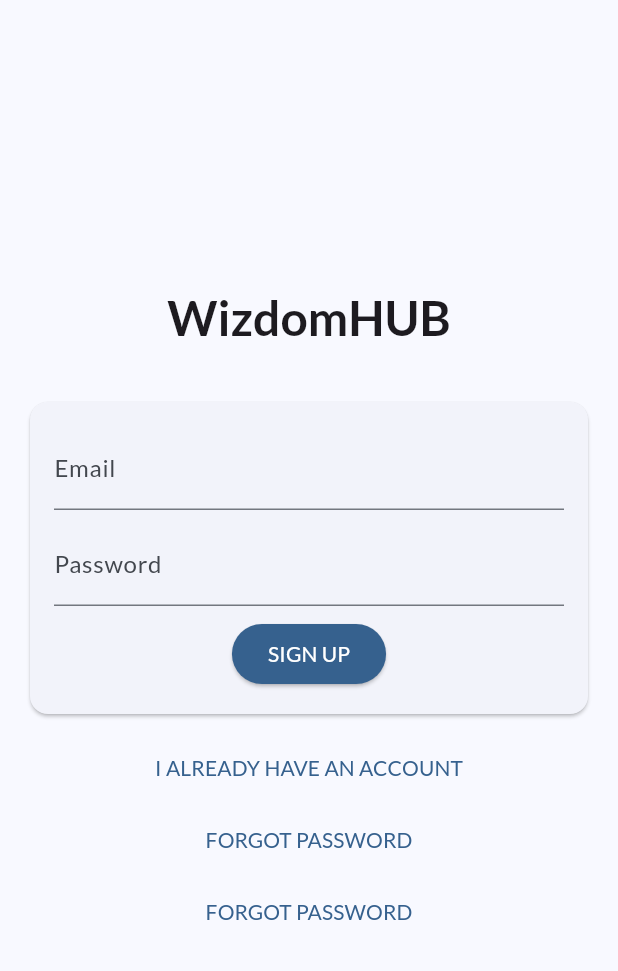
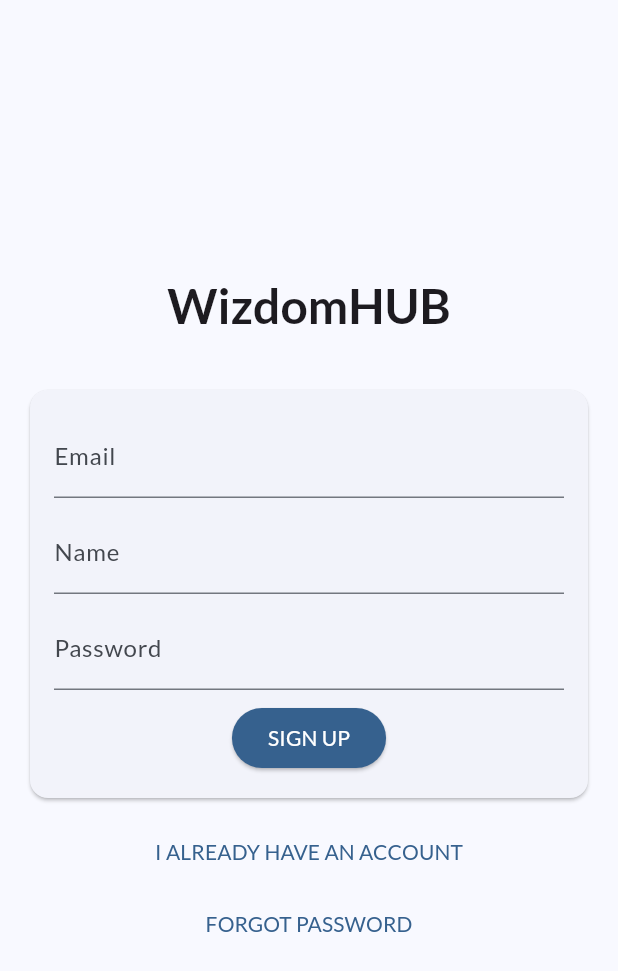
Before and after one commit to davecharm16/wizdom_app, a Flutter app: the screen it shows after launch, after a tap on "CREATE AN ACCOUNT", on a phone screen of 412 x 824 dp. Shown: the top 971 px of the screen. Run offline on Flutter 3.47's test engine with Material 3 defaults, Android fonts, the phone set to English and light mode, and no system bars; our stand-ins replace firebase_core, google_fonts; accounts and stored records are empty.

Commit message:
feat(auth, firebase): updated auth and firebase auth dependencies

```diff
--- /dev/null
+++ b/lib/app/features/auth/data/sevices/auth.service.dart
@@ -0,0 +1 @@
+class AuthService {}
--- a/lib/app/features/auth/presentation/screen/auth.screen.dart
+++ b/lib/app/features/auth/presentation/screen/auth.screen.dart
@@ -40,6 +40,16 @@ class _AuthScreenState extends State<AuthScreen> {
                       const SizedBox(
                         height: 8,
                       ),
+                      if (!_isLogin) ...[
+                        const TextField(
+                          decoration: InputDecoration(
+                            labelText: 'Name',
+                          ),
+                        ),
+                        const SizedBox(
+                          height: 8,
+                        ),
+                      ],
                       const TextField(
                         decoration: InputDecoration(
                           labelText: 'Password',
@@ -87,16 +97,6 @@ class _AuthScreenState extends State<AuthScreen> {
                   'forgot password'.toUpperCase(),
                 ),
               ),
-              TextButton(
-                onPressed: () {
-                  setState(() {
-                    _isLogin = !_isLogin;
-                  });
-                },
-                child: Text(
-                  'forgot password'.toUpperCase(),
-                ),
-              ),
             ],
           ),
         ),
--- a/lib/main.dart
+++ b/lib/main.dart
@@ -1,7 +1,15 @@
 import 'package:flutter/material.dart';
 import 'package:wizdom_app/app/app.dart';
+import 'package:firebase_core/firebase_core.dart';
+import 'firebase_options.dart';
 
-void main() {
+Future<void> main() async {
+  WidgetsFlutterBinding.ensureInitialized();
+
+  await Firebase.initializeApp(
+    options: DefaultFirebaseOptions.currentPlatform,
+  );
+
   runApp(
     const SafeArea(
       child: MyApp(),
--- a/pubspec.yaml
+++ b/pubspec.yaml
@@ -36,6 +36,10 @@ dependencies:
   # Use with the CupertinoIcons class for iOS style icons.
   cupertino_icons: ^1.0.2
   google_fonts: 6.1.0
+  firebase_core: ^2.27.0
+  firebase_auth: ^4.17.8
+  cloud_firestore: ^4.15.8
+  firebase_storage: ^11.6.9
 
 dev_dependencies:
   flutter_test:
```
Also changed, not shown: lib/firebase_options.dart (added), pubspec.lock, 2 other files.
